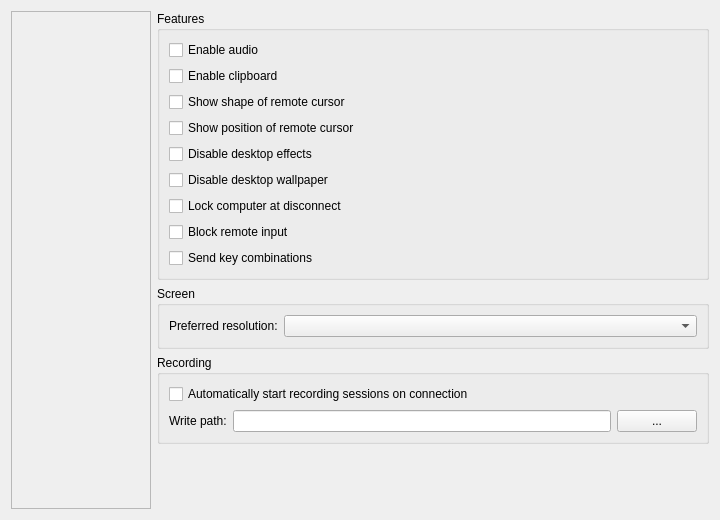
First picture: the form in source/client/desktop/settings_tab.ui, repository dchapyshev/aspia, before the edit.
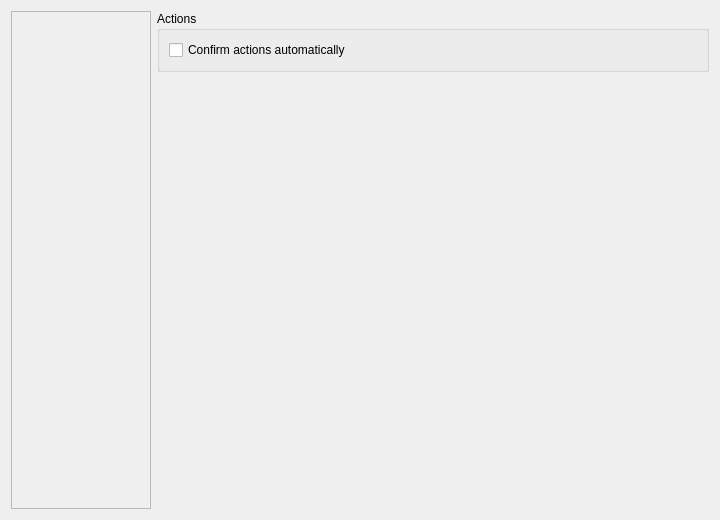
Second picture: the form after the edit. The open tabs and pages were chosen to show the change. Custom widgets are drawn as their Qt base class.

Commit message: Added MCP settings.

The edit to the form file:
```diff
--- a/source/client/desktop/settings_tab.ui
+++ b/source/client/desktop/settings_tab.ui
@@ -622,6 +622,83 @@
        </layout>
       </widget>
      </widget>
+     <widget class="QScrollArea" name="page_mcp">
+      <property name="frameShape">
+       <enum>QFrame::Shape::NoFrame</enum>
+      </property>
+      <property name="widgetResizable">
+       <bool>true</bool>
+      </property>
+      <widget class="QWidget" name="page_mcp_body">
+       <layout class="QHBoxLayout" name="layout_mcp_outer">
+        <property name="leftMargin">
+         <number>0</number>
+        </property>
+        <property name="topMargin">
+         <number>0</number>
+        </property>
+        <property name="rightMargin">
+         <number>0</number>
+        </property>
+        <property name="bottomMargin">
+         <number>0</number>
+        </property>
+        <item>
+         <widget class="QWidget" name="page_mcp_content" native="true">
+          <layout class="QVBoxLayout" name="layout_mcp">
+           <property name="leftMargin">
+            <number>0</number>
+           </property>
+           <property name="topMargin">
+            <number>0</number>
+           </property>
+           <property name="rightMargin">
+            <number>0</number>
+           </property>
+           <property name="bottomMargin">
+            <number>0</number>
+           </property>
+           <item>
+            <widget class="QGroupBox" name="groupbox_mcp_actions">
+             <property name="sizePolicy">
+              <sizepolicy hsizetype="Preferred" vsizetype="Fixed">
+               <horstretch>0</horstretch>
+               <verstretch>0</verstretch>
+              </sizepolicy>
+             </property>
+             <property name="title">
+              <string>Actions</string>
+             </property>
+             <layout class="QVBoxLayout" name="layout_mcp_actions">
+              <item>
+               <widget class="QCheckBox" name="checkbox_mcp_auto_confirm">
+                <property name="text">
+                 <string>Confirm actions automatically</string>
+                </property>
+               </widget>
+              </item>
+             </layout>
+            </widget>
+           </item>
+           <item>
+            <spacer name="verticalSpacer_mcp">
+             <property name="orientation">
+              <enum>Qt::Orientation::Vertical</enum>
+             </property>
+             <property name="sizeHint" stdset="0">
+              <size>
+               <width>20</width>
+               <height>0</height>
+              </size>
+             </property>
+            </spacer>
+           </item>
+          </layout>
+         </widget>
+        </item>
+       </layout>
+      </widget>
+     </widget>
      <widget class="QScrollArea" name="page_update">
       <property name="frameShape">
        <enum>QFrame::Shape::NoFrame</enum>
```
The commit also changes 5 other files.
